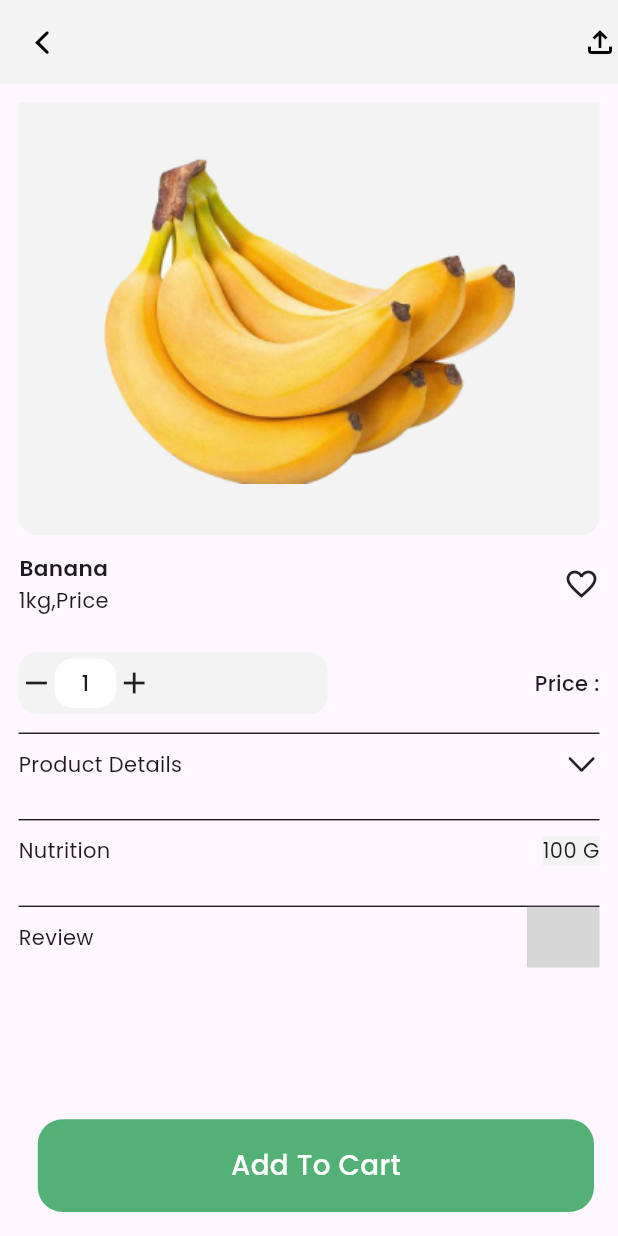
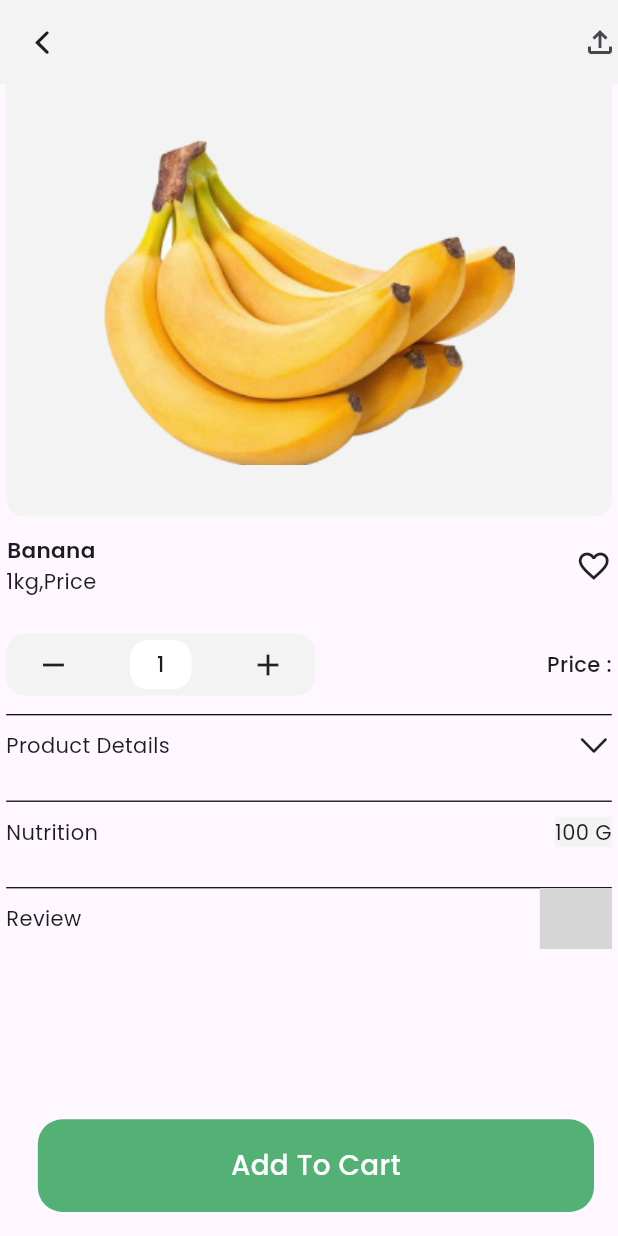
Before and after one commit to shibii787/nectar_project1, a Flutter app: the bananapage screen opened directly, on a phone screen of 412 x 824 dp. Run offline on Flutter 3.47's test engine with Material 3 defaults, Android fonts, the phone set to English and light mode, and no system bars; our stand-ins replace carousel_slider, cloud_firestore, country_code_picker, firebase_auth, firebase_core, firebase_storage and 11 more; missing offline and left inert: animated_rating_stars, flutter_flip_card; accounts and stored records are empty; grey boxes are pictures that could not be loaded.

Commit message:
changes made in item pages

```diff
--- a/lib/main.dart
+++ b/lib/main.dart
@@ -24,6 +24,7 @@ import 'package:nectar_project1/app_profile/payment%20methods.dart';
 import 'package:nectar_project1/app_profile/promocard.dart';
 import 'package:nectar_project1/app_body/new_explore_page.dart';
 import 'package:nectar_project1/firebase_options.dart';
+import 'package:nectar_project1/pages_showing_items/bananapage.dart';
 import 'app_body/bottom_nav.dart';
 import 'app_payment/Payment_card.dart';
 import 'app_payment/payment1.dart';
@@ -63,7 +64,7 @@ class MyApp extends StatelessWidget {
             textTheme: GoogleFonts.poppinsTextTheme()
         ),
         debugShowCheckedModeBanner: false,
-        home: splashscreen(),
+        home: bananapage(),
       ),
     );
   }
--- a/lib/pages_showing_items/appleDetails.dart
+++ b/lib/pages_showing_items/appleDetails.dart
@@ -151,7 +151,7 @@ class _appleDetailsState extends State<appleDetails> {
                   });
                 },
                 child: more==true?Container(
-                  height: h*0.09,
+                  height: h*0.11,
                   width: w*1,
                   decoration: BoxDecoration(
                       border: Border(
--- a/lib/pages_showing_items/bananapage.dart
+++ b/lib/pages_showing_items/bananapage.dart
@@ -35,20 +35,26 @@ class _bananapageState extends State<bananapage> {
         ),
       ),
         appBar: AppBar(
-        actions: [
-          Icon(Icons.file_upload_outlined,color: theColors.secondary),
-        ],
+          elevation: 0,
           backgroundColor: theColors.sixth,
-        elevation: 0,
-        leading:  InkWell(
+          automaticallyImplyLeading: false,
+          leading: InkWell(
               onTap: () {
                 Navigator.pop(context);
               },
-            child: Icon(CupertinoIcons.back,color: theColors.secondary,)),
+              child: Icon(CupertinoIcons.back)),
+          actions: [
+            Icon(Icons.file_upload_outlined)
+          ],
         ),
-      body: Padding(
-        padding:  EdgeInsets.all(w*0.03),
-        child: SingleChildScrollView(
+      body: SingleChildScrollView(
+        physics: BouncingScrollPhysics(),
+        child: Padding(
+          padding: EdgeInsets.only(
+            left: w*0.01,
+            right: w*0.01,
+            bottom: w*0.03,
+          ),
           child: Column(
             mainAxisAlignment: MainAxisAlignment.start,
             children: [
@@ -95,6 +101,7 @@ class _bananapageState extends State<bananapage> {
                 color: theColors.sixth
             ),
               child: Row(
+                mainAxisAlignment: MainAxisAlignment.spaceAround,
                 children: [
                   InkWell(
                     onTap:() {
@@ -141,7 +148,7 @@ class _bananapageState extends State<bananapage> {
                    });
                  },
                child: more==true? Container(
-                  height: h*0.09,
+                 height: h*0.11,
                  width: w*1,
                   decoration: BoxDecoration(
                     border: Border(
```
Lines whose indentation alone changed are shown as unchanged.
